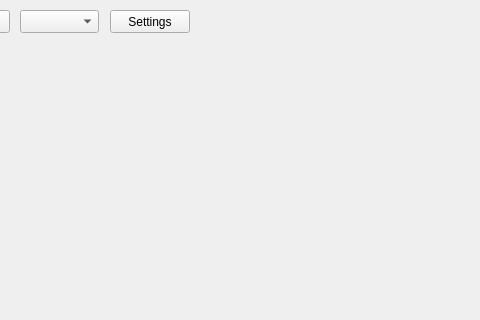
This is mainwindow.ui in Franchovy/Effect-Project as Qt 5 draws it before an edit; both pictures show x 180 to 660 and y 0 to 320 of the 800 by 600 pixel window. The edited form follows.
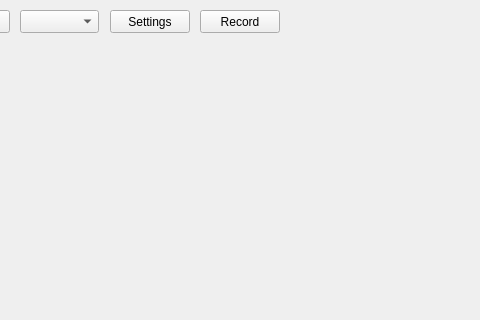
This is the edited form.

Diff of the .ui file:
```diff
--- a/mainwindow.ui
+++ b/mainwindow.ui
@@ -133,6 +133,19 @@
      <string>Settings</string>
     </property>
    </widget>
+   <widget class="QPushButton" name="toggleRecordButton">
+    <property name="geometry">
+     <rect>
+      <x>380</x>
+      <y>10</y>
+      <width>80</width>
+      <height>23</height>
+     </rect>
+    </property>
+    <property name="text">
+     <string>Record</string>
+    </property>
+   </widget>
   </widget>
   <widget class="QMenuBar" name="menubar">
    <property name="geometry">
```
